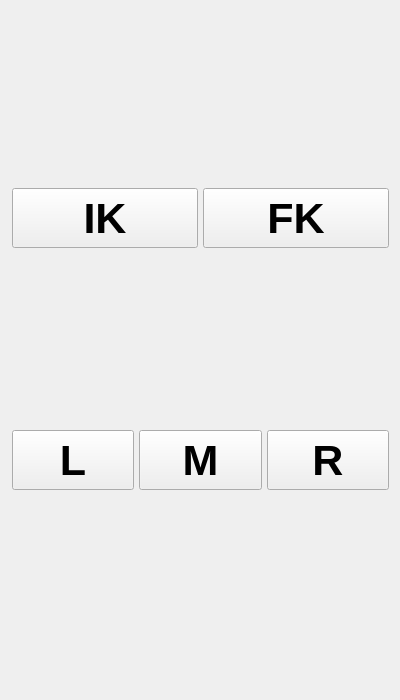
a772bNsz/Rigging-Tools, file tools/shapes.ui: the form before one commit.
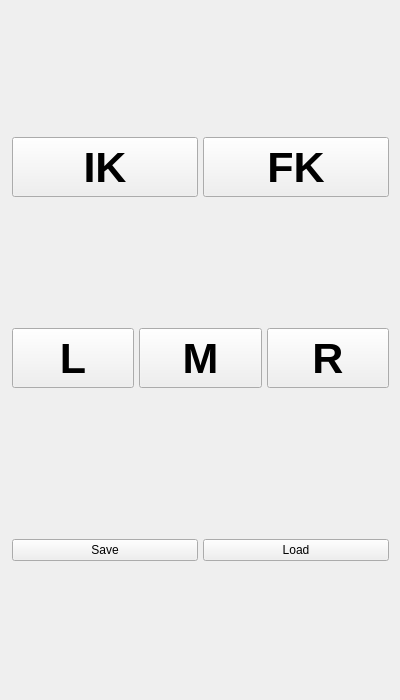
The form after the commit.

Patch:
```diff
--- a/tools/shapes.ui
+++ b/tools/shapes.ui
@@ -256,6 +256,24 @@
      </property>
     </layout>
    </item>
+   <item>
+    <layout class="QHBoxLayout" name="horizontalLayout_3">
+     <item>
+      <widget class="QPushButton" name="save_btn">
+       <property name="text">
+        <string>Save</string>
+       </property>
+      </widget>
+     </item>
+     <item>
+      <widget class="QPushButton" name="load_btn">
+       <property name="text">
+        <string>Load</string>
+       </property>
+      </widget>
+     </item>
+    </layout>
+   </item>
   </layout>
  </widget>
  <resources/>
```
